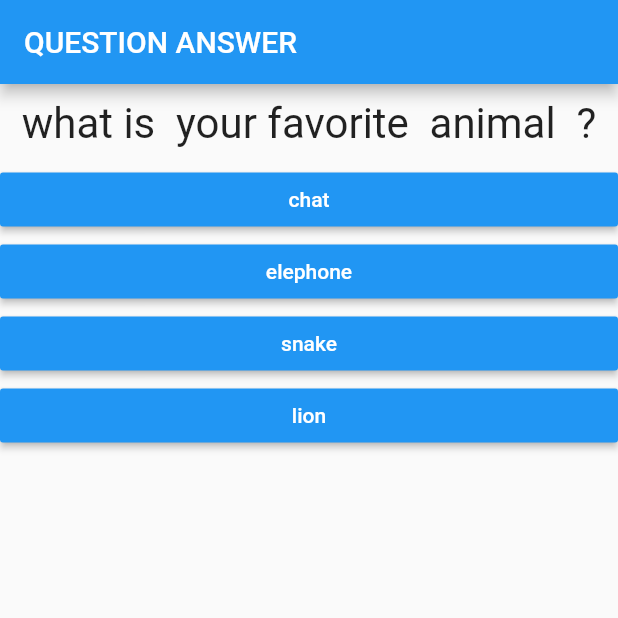
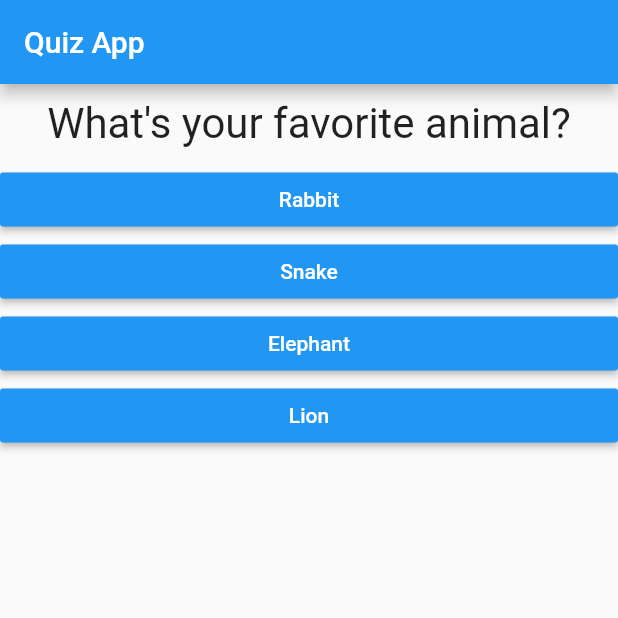
Before and after one commit to ziedgmar4276/quiz-app-with-flutter, a Flutter app: the screen it shows after launch, after a tap on "Black", on a phone screen of 412 x 824 dp, the top half of it. Run offline on Flutter 3.47's test engine with Material 2 defaults, Android fonts, the phone set to English and light mode, and no system bars.

Commit message:
quiz_finsh

```diff
--- a/lib/answer.dart
+++ b/lib/answer.dart
@@ -2,8 +2,10 @@ import 'package:flutter/material.dart';
 
 class Answer extends StatelessWidget {
   final Function selectHandler;
-  final  String answerText;
-  Answer(this.selectHandler,this.answerText);
+  final String answerText;
+
+  Answer(this.selectHandler, this.answerText);
+
   @override
   Widget build(BuildContext context) {
     return Container(
--- a/lib/main.dart
+++ b/lib/main.dart
@@ -1,6 +1,10 @@
 import 'package:flutter/material.dart';
-import './question.dart';
-import './answer.dart';
+
+import './quiz.dart';
+import './result.dart';
+// void main() {
+//   runApp(MyApp());
+// }
 
 void main() => runApp(MyApp());
 
@@ -13,37 +17,41 @@ class MyApp extends StatefulWidget {
 }
 
 class _MyAppState extends State<MyApp> {
-  final questions = const[
+  final _questions = const [
     {
-      'questionText': 'what is  you favorite color?',
-      'answers': ['Black', 'blue', 'white', 'red']
+      'questionText': 'What\'s your favorite color?',
+      'answers': [{'text':'Black','score':10}, {'text':'Red','score':5},{'text':'Green','score':3} , {'text':'White','score':1},],
     },
     {
-      'questionText': 'what is  your favorite  animal  ?',
-      'answers': ['chat', 'elephone', 'snake', 'lion']
+      'questionText': 'What\'s your favorite animal?',
+      'answers': [{'text':'Rabbit','score':3}, {'text':'Snake','score':11}, {'text':'Elephant','score':5}, {'text':'Lion','score':9}],
     },
     {
-      'questionText': 'what is  your favorite  introduction ?',
-      'answers': ['zied', 'zied', 'snake', 'lion']
+      'questionText': 'Who\'s your favorite language?',
+      'answers': [{'text':'JAVA','score':1}, {'text':'C','score':1}, {'text':'javascript','score':1}, {'text':'python','score':1}],
     },
   ];
   var _questionIndex = 0;
+  var _totalScore =0;
+  void _resetQuiz()
+  {
+    setState(() {
+      _questionIndex = 0;
+     _totalScore =0;
+    });
+  }
+  void _answerQuestion(int score) {
 
-  void _answarQuestions() {
-
-      setState(() {
-        _questionIndex = _questionIndex + 1;
-      });
-      print(_questionIndex);
-      if(_questionIndex< questions.length )
-        {
-          print('you have more question');
-        }else
-          {
-            print('no more question');
-          }
-
-
+_totalScore +=score;
+    setState(() {
+      _questionIndex = _questionIndex + 1;
+    });
+    print(_questionIndex);
+    if (_questionIndex < _questions.length) {
+      print('We have more questions!');
+    } else {
+      print('No more questions!');
+    }
   }
 
   @override
@@ -52,19 +60,15 @@ class _MyAppState extends State<MyApp> {
     return MaterialApp(
       home: Scaffold(
         appBar: AppBar(
-          title: Text('QUESTION ANSWER'),
+          title: Text('Quiz App'),
         ),
-        body:_questionIndex< questions.length ? Column(
-            children: [
-          Question(
-            questions[_questionIndex]['questionText'],
-          ),
-          ...(questions[_questionIndex]['answers'] as List<String>)
-              .map((answer){
-           return Answer(_answarQuestions,answer);
-         }).toList()
-        ],
-        ):Center(child :Text('You did it!') ),
+        body: _questionIndex < _questions.length
+            ? Quiz(
+          answerQuestion: _answerQuestion,
+          questionIndex: _questionIndex,
+          questions: _questions,
+        )
+            : Result(_totalScore,_resetQuiz),
       ),
     );
   }
--- a/lib/question.dart
+++ b/lib/question.dart
@@ -2,7 +2,9 @@ import 'package:flutter/material.dart';
 
 class Question extends StatelessWidget {
   final String questionText;
+
   Question(this.questionText);
+
   @override
   Widget build(BuildContext context) {
     return Container(
--- /dev/null
+++ b/lib/quiz.dart
@@ -0,0 +1,30 @@
+import 'package:flutter/material.dart';
+
+import './question.dart';
+import './answer.dart';
+
+class Quiz extends StatelessWidget {
+  final List<Map<String,Object>> questions;
+  final int questionIndex;
+  final Function answerQuestion;
+
+  Quiz({
+    @required this.questions,
+    @required this.answerQuestion,
+    @required this.questionIndex,
+  });
+
+  @override
+  Widget build(BuildContext context) {
+    return Column(
+      children: [
+        Question(
+          questions[questionIndex]['questionText'],
+        ),
+        ...(questions[questionIndex]['answers'] as List<Map<String ,Object>>).map((answer) {
+          return Answer(()=>answerQuestion(answer['score']), answer['text']);
+        }).toList()
+      ],
+    );
+  }
+}
```
Also changed, not shown: lib/result.dart (added, +39 -0 lines), 51 other files.
